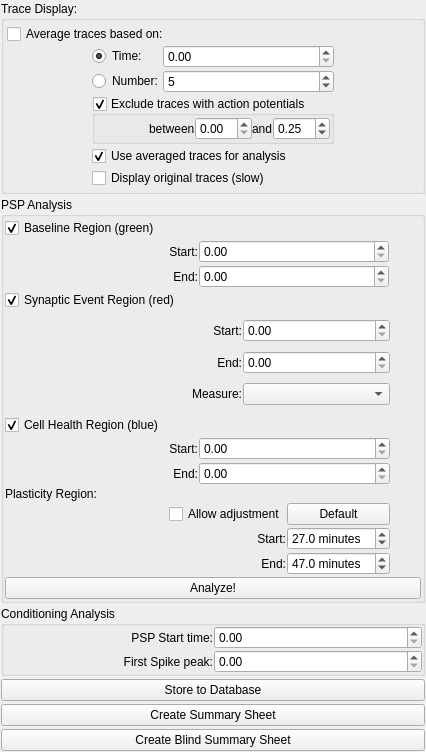
This is acq4/analysis/modules/STDPAnalyzer/STDPControlTemplate.ui in acq4/acq4 as Qt 5 draws it before an edit. The edited form follows.
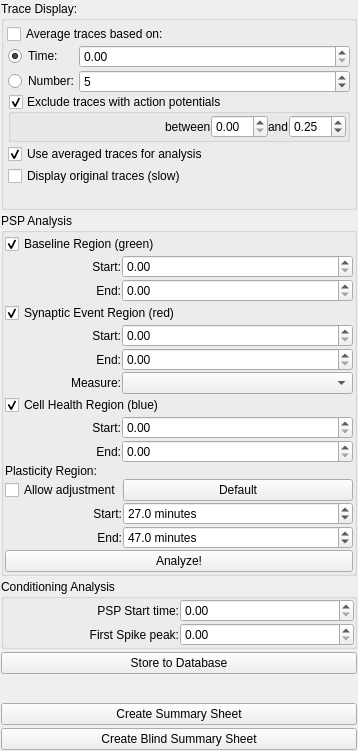
This is the edited form. Custom widgets are drawn as their Qt base class.

```diff
--- a/acq4/analysis/modules/STDPAnalyzer/STDPControlTemplate.ui
+++ b/acq4/analysis/modules/STDPAnalyzer/STDPControlTemplate.ui
@@ -6,7 +6,7 @@
    <rect>
     <x>0</x>
     <y>0</y>
-    <width>426</width>
+    <width>358</width>
     <height>751</height>
    </rect>
   </property>
@@ -46,7 +46,7 @@
         </property>
        </widget>
       </item>
-      <item row="5" column="1">
+      <item row="3" column="1">
        <layout class="QVBoxLayout" name="verticalLayout">
         <property name="spacing">
          <number>2</number>
@@ -137,7 +137,7 @@
         </item>
        </layout>
       </item>
-      <item row="6" column="0" colspan="3">
+      <item row="4" column="0" colspan="3">
        <spacer name="verticalSpacer">
         <property name="orientation">
          <enum>Qt::Vertical</enum>
@@ -193,35 +193,6 @@
         </item>
        </layout>
       </item>
-      <item row="4" column="0" rowspan="2">
-       <spacer name="horizontalSpacer">
-        <property name="orientation">
-         <enum>Qt::Horizontal</enum>
-        </property>
-        <property name="sizeType">
-         <enum>QSizePolicy::MinimumExpanding</enum>
-        </property>
-        <property name="sizeHint" stdset="0">
-         <size>
-          <width>10</width>
-          <height>20</height>
-         </size>
-        </property>
-       </spacer>
-      </item>
-      <item row="3" column="2" rowspan="3">
-       <spacer name="horizontalSpacer_2">
-        <property name="orientation">
-         <enum>Qt::Horizontal</enum>
-        </property>
-        <property name="sizeHint" stdset="0">
-         <size>
-          <width>0</width>
-          <height>20</height>
-         </size>
-        </property>
-       </spacer>
-      </item>
      </layout>
     </widget>
    </item>
@@ -274,21 +245,8 @@
         </property>
        </widget>
       </item>
-      <item row="1" column="0">
-       <spacer name="horizontalSpacer_3">
-        <property name="orientation">
-         <enum>Qt::Horizontal</enum>
-        </property>
-        <property name="sizeHint" stdset="0">
-         <size>
-          <width>99</width>
-          <height>50</height>
-         </size>
-        </property>
-       </spacer>
-      </item>
-      <item row="1" column="1">
-       <layout class="QGridLayout" name="gridLayout" columnstretch="0,5">
+      <item row="1" column="0" colspan="3">
+       <layout class="QGridLayout" name="gridLayout" columnstretch="1,2">
         <property name="spacing">
          <number>1</number>
         </property>
@@ -330,20 +288,7 @@
         </property>
        </widget>
       </item>
-      <item row="3" column="0">
-       <spacer name="horizontalSpacer_4">
-        <property name="orientation">
-         <enum>Qt::Horizontal</enum>
-        </property>
-        <property name="sizeHint" stdset="0">
-         <size>
-          <width>99</width>
-          <height>103</height>
-         </size>
-        </property>
-       </spacer>
-      </item>
-      <item row="3" column="1" colspan="2">
+      <item row="3" column="0" colspan="3">
        <layout class="QGridLayout" name="gridLayout_5" columnstretch="0,0,0">
         <property name="spacing">
          <number>1</number>
@@ -399,21 +344,8 @@
         </property>
        </widget>
       </item>
-      <item row="5" column="0">
-       <spacer name="horizontalSpacer_5">
-        <property name="orientation">
-         <enum>Qt::Horizontal</enum>
-        </property>
-        <property name="sizeHint" stdset="0">
-         <size>
-          <width>99</width>
-          <height>50</height>
-         </size>
-        </property>
-       </spacer>
-      </item>
-      <item row="5" column="1" colspan="2">
-       <layout class="QGridLayout" name="gridLayout_6" columnstretch="0,5">
+      <item row="5" column="0" colspan="3">
+       <layout class="QGridLayout" name="gridLayout_6" columnstretch="1,2">
         <property name="spacing">
          <number>1</number>
         </property>
@@ -465,21 +397,8 @@
         </property>
        </widget>
       </item>
-      <item row="8" column="0" rowspan="2">
-       <spacer name="horizontalSpacer_10">
-        <property name="orientation">
-         <enum>Qt::Horizontal</enum>
-        </property>
-        <property name="sizeHint" stdset="0">
-         <size>
-          <width>99</width>
-          <height>74</height>
-         </size>
-        </property>
-       </spacer>
-      </item>
-      <item row="8" column="1" rowspan="2" colspan="2">
-       <layout class="QGridLayout" name="gridLayout_2">
+      <item row="8" column="0" rowspan="2" colspan="3">
+       <layout class="QGridLayout" name="gridLayout_2" columnstretch="1,2">
         <property name="spacing">
          <number>1</number>
         </property>
@@ -545,65 +464,13 @@
         </item>
        </layout>
       </item>
-      <item row="10" column="0" colspan="4">
+      <item row="10" column="0" colspan="3">
        <widget class="QPushButton" name="analyzeBtn">
         <property name="text">
          <string>Analyze!</string>
         </property>
        </widget>
       </item>
-      <item row="1" column="3">
-       <spacer name="horizontalSpacer_6">
-        <property name="orientation">
-         <enum>Qt::Horizontal</enum>
-        </property>
-        <property name="sizeHint" stdset="0">
-         <size>
-          <width>0</width>
-          <height>20</height>
-         </size>
-        </property>
-       </spacer>
-      </item>
-      <item row="3" column="3">
-       <spacer name="horizontalSpacer_7">
-        <property name="orientation">
-         <enum>Qt::Horizontal</enum>
-        </property>
-        <property name="sizeHint" stdset="0">
-         <size>
-          <width>0</width>
-          <height>20</height>
-         </size>
-        </property>
-       </spacer>
-      </item>
-      <item row="5" column="3">
-       <spacer name="horizontalSpacer_8">
-        <property name="orientation">
-         <enum>Qt::Horizontal</enum>
-        </property>
-        <property name="sizeHint" stdset="0">
-         <size>
-          <width>0</width>
-          <height>20</height>
-         </size>
-        </property>
-       </spacer>
-      </item>
-      <item row="8" column="3">
-       <spacer name="horizontalSpacer_11">
-        <property name="orientation">
-         <enum>Qt::Horizontal</enum>
-        </property>
-        <property name="sizeHint" stdset="0">
-         <size>
-          <width>40</width>
-          <height>20</height>
-         </size>
-        </property>
-       </spacer>
-      </item>
      </layout>
     </widget>
    </item>
```
